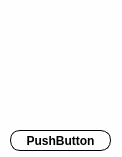
Old version of the form little_card.ui in the repository yobysheva/pyQT_DressesStore.
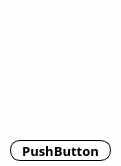
New version of the form.

```diff
--- a/little_card.ui
+++ b/little_card.ui
@@ -6,8 +6,8 @@
    <rect>
     <x>0</x>
     <y>0</y>
-    <width>122</width>
-    <height>157</height>
+    <width>121</width>
+    <height>166</height>
    </rect>
   </property>
   <property name="windowTitle">
@@ -16,26 +16,24 @@
   <property name="styleSheet">
    <string notr="true">background: rgb(254,254,254)</string>
   </property>
-  <widget class="QWidget" name="verticalLayoutWidget">
+  <widget class="QPushButton" name="price">
    <property name="geometry">
     <rect>
      <x>10</x>
-     <y>10</y>
-     <width>101</width>
-     <height>111</height>
-    </rect>
-   </property>
-   <layout class="QVBoxLayout" name="verticalLayout"/>
-  </widget>
-  <widget class="QPushButton" name="pushButton">
-   <property name="geometry">
-    <rect>
-     <x>10</x>
-     <y>130</y>
+     <y>140</y>
      <width>101</width>
      <height>21</height>
     </rect>
    </property>
+   <property name="font">
+    <font>
+     <family>Futurespore Cyrillic</family>
+     <pointsize>10</pointsize>
+     <weight>50</weight>
+     <italic>false</italic>
+     <bold>false</bold>
+    </font>
+   </property>
    <property name="styleSheet">
     <string notr="true">QPushButton:pressed {
 border: 0px solid #000;
@@ -52,13 +50,24 @@
 border-style: outset;
 color: black;
 font-weight: bold;
-font: 6pt &quot;Futurespore Cyrillic&quot;;
+font: 10pt &quot;Futurespore Cyrillic&quot;;
 }</string>
    </property>
    <property name="text">
     <string>PushButton</string>
    </property>
   </widget>
+  <widget class="QWidget" name="verticalLayoutWidget">
+   <property name="geometry">
+    <rect>
+     <x>10</x>
+     <y>0</y>
+     <width>101</width>
+     <height>131</height>
+    </rect>
+   </property>
+   <layout class="QVBoxLayout" name="verticalLayout"/>
+  </widget>
  </widget>
  <resources/>
  <connections/>
```
Left out of the diff: 2 changed lines with no effect on the pictures.
